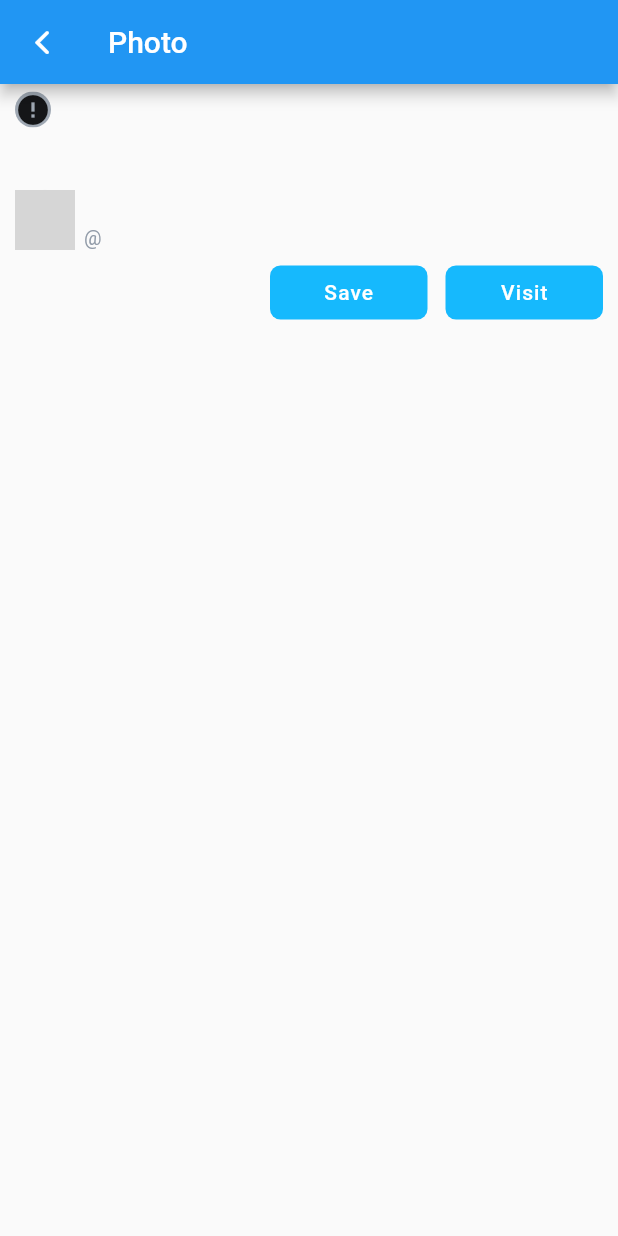
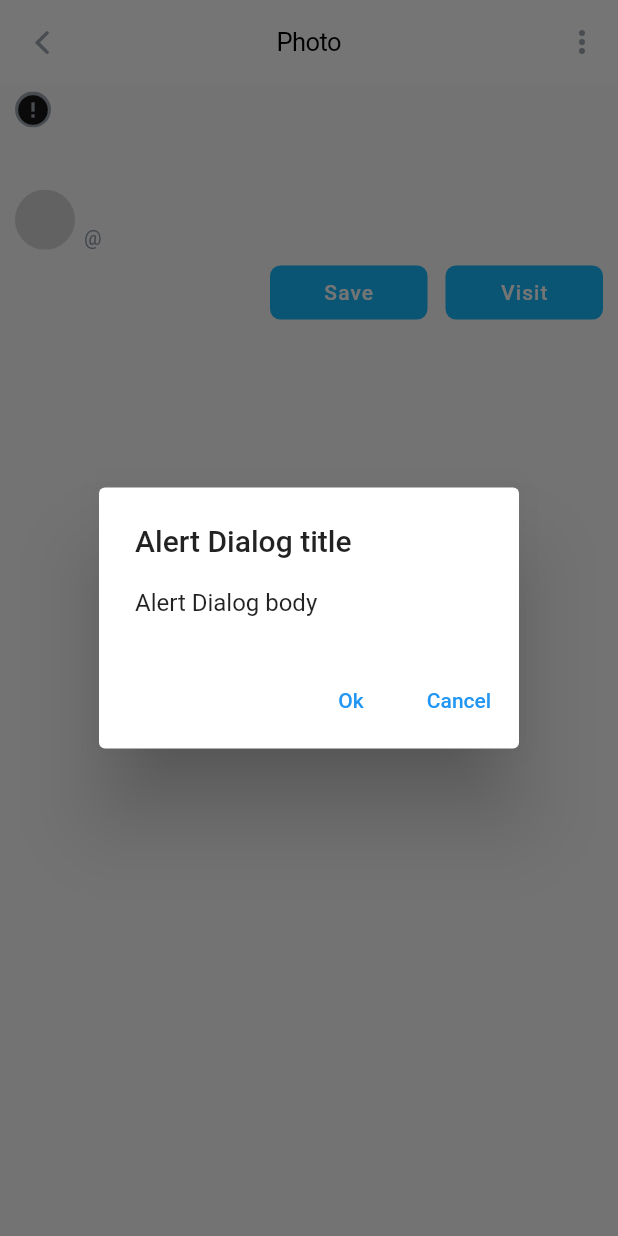
Before and after one commit to bunin/sb-flutter, a Flutter app: the FullScreenImage screen opened directly, after a tap on "Save", on a phone screen of 412 x 824 dp. Run offline on Flutter 3.47's test engine with Material 2 defaults, Android fonts, the phone set to English and light mode, and no system bars; drawn by our look-alikes of cached_network_image; network calls fail; grey boxes are pictures that could not be loaded.

```diff
--- a/lib/screens/photo_screen.dart
+++ b/lib/screens/photo_screen.dart
@@ -3,6 +3,28 @@ import 'package:FlutterGalleryApp/screens/feed_screen.dart';
 import 'package:FlutterGalleryApp/widgets/widgets.dart';
 import 'package:flutter/cupertino.dart';
 import 'package:flutter/material.dart';
+
+class FullScreenImageArguments {
+  final String photo;
+  final String altDescription;
+  final String userName;
+  final String name;
+  final String userPhoto;
+  final String heroTag;
+  final Key key;
+  final RouteSettings routeSettings;
+
+  FullScreenImageArguments({
+    this.photo,
+    this.altDescription,
+    this.userName,
+    this.name,
+    this.userPhoto,
+    this.heroTag,
+    this.key,
+    this.routeSettings,
+  });
+}
 
 class FullScreenImage extends StatefulWidget {
   FullScreenImage(
@@ -85,13 +107,7 @@ class _FullScreenImageState extends State<FullScreenImage>
   @override
   Widget build(BuildContext context) {
     return Scaffold(
-      appBar: AppBar(
-        title: Text('Photo'),
-        leading: IconButton(
-          icon: Icon(CupertinoIcons.back),
-          onPressed: () => Navigator.of(context).pop(true),
-        ),
-      ),
+      appBar: _buildAppBar(context),
       body: Column(
         children: <Widget>[
           Column(
@@ -114,11 +130,59 @@ class _FullScreenImageState extends State<FullScreenImage>
                 child: Row(
                   mainAxisAlignment: MainAxisAlignment.end,
                   children: <Widget>[
-                    _buildButton("Save", () {}),
+                    _buildButton("Save", () {
+                      showDialog(
+                          context: context,
+                          builder: (context) {
+                            return AlertDialog(
+                              title: Text('Alert Dialog title'),
+                              content: Text('Alert Dialog body'),
+                              actions: [
+                                TextButton(
+                                  onPressed: () => Navigator.of(context).pop(),
+                                  child: Text('Ok'),
+                                ),
+                                TextButton(
+                                  onPressed: () => Navigator.of(context).pop(),
+                                  child: Text('Cancel'),
+                                ),
+                              ],
+                            );
+                          });
+                      return;
+                    }),
                     SizedBox(
                       width: 12,
                     ),
-                    _buildButton("Visit", () {}),
+                    _buildButton("Visit", () async {
+                      OverlayState overlayState = Overlay.of(context);
+                      OverlayEntry overlayEntry = OverlayEntry(
+                          builder: (ctx) => Positioned(
+                              top: MediaQuery.of(context).viewInsets.top + 50,
+                              child: Material(
+                                color: Colors.transparent,
+                                child: Container(
+                                  alignment: Alignment.center,
+                                  width: MediaQuery.of(context).size.width,
+                                  child: Container(
+                                    margin:
+                                        EdgeInsets.symmetric(horizontal: 20),
+                                    padding:
+                                        EdgeInsets.fromLTRB(16, 10, 16, 10),
+                                    decoration: BoxDecoration(
+                                      color: AppColors.mercury,
+                                      borderRadius: BorderRadius.circular(12),
+                                    ),
+                                    child: Text('SkillBranch'),
+                                  ),
+                                ),
+                              )));
+
+                      overlayState.insert(overlayEntry);
+                      await Future.delayed(Duration(seconds: 1));
+                      overlayEntry.remove();
+                      return;
+                    }),
                   ],
                 ),
               ),
@@ -129,7 +193,56 @@ class _FullScreenImageState extends State<FullScreenImage>
     );
   }
 
-  Widget _buildButton(String text, void Function() handler) {
+  AppBar _buildAppBar(BuildContext context) {
+    // String title = ModalRoute.of(context).settings.arguments;
+    return AppBar(
+      backgroundColor: AppColors.white,
+      centerTitle: true,
+      elevation: 0,
+      actions: [
+        IconButton(
+          icon: Icon(
+            Icons.more_vert,
+            color: AppColors.grayChateau,
+          ),
+          onPressed: () {
+            showModalBottomSheet(
+                shape: RoundedRectangleBorder(
+                  borderRadius: BorderRadius.circular(10),
+                ),
+                context: context,
+                builder: (context) {
+                  return ClipRRect(
+                    child: Container(
+                      decoration: BoxDecoration(
+                        color: AppColors.mercury,
+                      ),
+                      child: Column(
+                        crossAxisAlignment: CrossAxisAlignment.center,
+                        mainAxisSize: MainAxisSize.min,
+                        children: List.generate(10, (index) => FlutterLogo()),
+                      ),
+                    ),
+                  );
+                });
+          },
+        ),
+      ],
+      leading: IconButton(
+        icon: Icon(
+          CupertinoIcons.back,
+          color: AppColors.grayChateau,
+        ),
+        onPressed: () => Navigator.pop(context),
+      ),
+      title: Text(
+        'Photo',
+        style: AppStyles.h2Black,
+      ),
+    );
+  }
+
+  Widget _buildButton(String text, VoidCallback handler) {
     return GestureDetector(
       onTap: handler,
       child: Container(
--- a/pubspec.yaml
+++ b/pubspec.yaml
@@ -13,6 +13,8 @@ dependencies:
 
   cupertino_icons: ^0.1.2
   cached_network_image: any
+  connectivity: ^0.4.8+6
+  gallery_saver: ^2.0.1
 
 dev_dependencies:
   flutter_test:
```
Also changed, not shown: lib/app.dart (+27 -0 lines), lib/screens/demo_screen.dart (added, +22 -0 lines), lib/screens/feed_screen.dart (+10 -12 lines), lib/screens/home.dart (+13 -4 lines), pubspec.lock, 1 other file.
